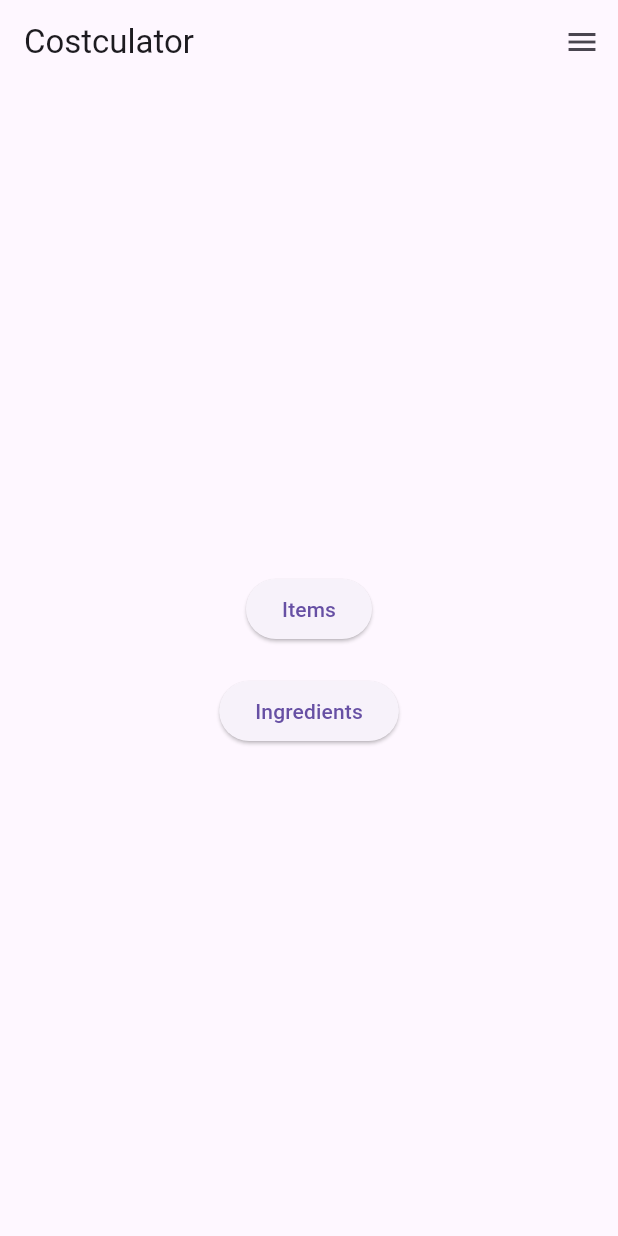
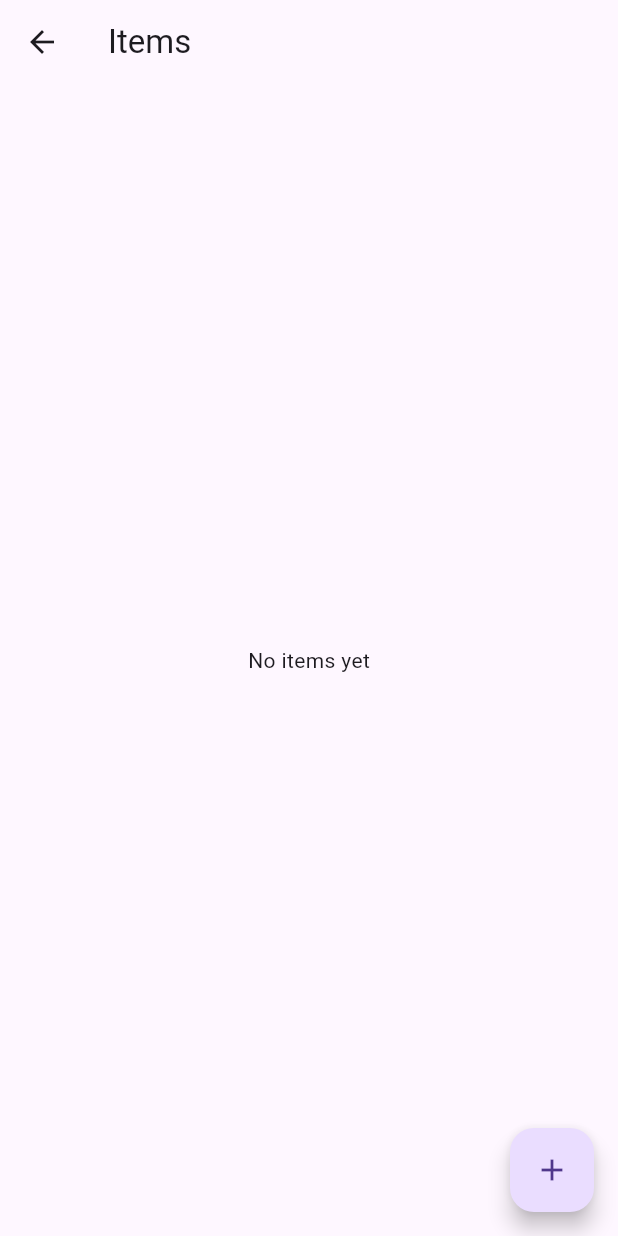
Before and after one commit to BadiGGH/costculator, a Flutter app: the screen it shows after launch, after a tap on "Items", on a phone screen of 412 x 824 dp. Run offline on Flutter 3.47's test engine with Material 3 defaults, Android fonts, the light colour scheme and no system bars; our stand-ins replace hive, hive_flutter; accounts and stored records are empty.

Commit message:
Add ingredient input form with validation and Hive integration

```diff
--- a/lib/main.dart
+++ b/lib/main.dart
@@ -1,42 +1,38 @@
+import 'package:costculator/pages/home_page.dart';
+import 'package:costculator/pages/ingredient_page.dart';
+import 'package:costculator/pages/item_page.dart';
+import 'package:costculator/models/ingredient.dart';
+import 'package:costculator/models/item.dart';
 import 'package:flutter/material.dart';
+import 'package:hive_flutter/hive_flutter.dart';
+import 'package:path_provider/path_provider.dart';
 
-void main() {
-  runApp(MaterialApp(
-    home: Scaffold(
-      appBar: AppBar(
-        title: Text("Costculator"),
-        actions: [
-          IconButton(
-            onPressed: () {
-              print("Menu tapped");
-            },
-            icon: Icon(Icons.menu),
-          )
-        ],
-      ),
-      body: Center(
-        child: Padding(
-          padding: const EdgeInsets.all(32.0),
-          child: Column(
-            mainAxisSize: MainAxisSize.min,
-            children: [
-              ElevatedButton(
-                onPressed: () {
-                  print("Items");
-                },
-                child: const Text("Items"),
-              ),
-              const SizedBox(height: 20),
-              ElevatedButton(
-                onPressed: () {
-                  print("Ingredients");
-                },
-                child: const Text("Ingredients"),
-              ),
-            ],
-          ),
-        ),
-      ),
+void main() async {
+  WidgetsFlutterBinding.ensureInitialized();
+
+  //Initialize Hive
+  await Hive.initFlutter();
+
+  //Register adapters
+  Hive.registerAdapter(IngredientAdapter());
+  Hive.registerAdapter(ItemAdapter());
+  Hive.registerAdapter(UsedIngredientsAdapter());
+  Hive.registerAdapter(UnitAdapter());
+
+  //Open Hive boxes
+  await Hive.openBox<Ingredient>('ingredients');
+  await Hive.openBox<Item>('items');
+
+  //Run the app
+  runApp(
+    MaterialApp(
+      title: 'Costculator',
+      initialRoute: '/',
+      routes: {
+        '/': (context) => HomePage(),
+        '/ingredients': (context) => IngredientPage(),
+        '/items': (context) => ItemPage(),
+      },
     ),
-  ));
+  );
 }
--- /dev/null
+++ b/lib/pages/home_page.dart
@@ -0,0 +1,29 @@
+import 'package:flutter/material.dart';
+
+class HomePage extends StatelessWidget {
+  @override
+  Widget build(BuildContext context) {
+    return Scaffold(
+      appBar: AppBar(title: Text('Costculator')),
+      body: Center(
+        child: Column(
+          mainAxisAlignment: MainAxisAlignment.center,
+          children: [
+            ElevatedButton(
+              child: Text('Ingredients'),
+              onPressed: () {
+                Navigator.pushNamed(context, '/ingredients');
+              },
+            ),
+            ElevatedButton(
+              child: Text('Items'),
+              onPressed: () {
+                Navigator.pushNamed(context, '/items');
+              },
+            ),
+          ],
+        ),
+      ),
+    );
+  }
+}
--- /dev/null
+++ b/lib/pages/item_page.dart
@@ -0,0 +1,22 @@
+import 'package:flutter/material.dart';
+
+class ItemPage extends StatefulWidget {
+  @override
+  _ItemPageState createState() => _ItemPageState();
+}
+
+class _ItemPageState extends State<ItemPage> {
+  @override
+  Widget build(BuildContext context) {
+    return Scaffold(
+      appBar: AppBar(title: Text('Items')),
+      body: Center(child: Text('No items yet')), // for now
+      floatingActionButton: FloatingActionButton(
+        onPressed: () {
+          // open add dialog later
+        },
+        child: Icon(Icons.add),
+      ),
+    );
+  }
+}
--- a/pubspec.yaml
+++ b/pubspec.yaml
@@ -28,6 +28,9 @@ environment:
 # the latest version available on pub.dev. To see which dependencies have newer
 # versions available, run `flutter pub outdated`.
 dependencies:
+  hive: ^2.2.3
+  hive_flutter: ^1.1.0
+  path_provider: ^2.1.5
   flutter:
     sdk: flutter
 
@@ -36,6 +39,8 @@ dependencies:
   cupertino_icons: ^1.0.8
 
 dev_dependencies:
+  hive_generator: ^2.0.1
+  build_runner: ^2.4.15
   flutter_test:
     sdk: flutter
 
```
Also changed, not shown: lib/models/item.dart (added, +47 -0 lines), lib/pages/ingredient_page.dart (added, +141 -0 lines), lib/models/ingredient.g.dart (added), lib/models/item.g.dart (added), pubspec.lock, 3 other files.
